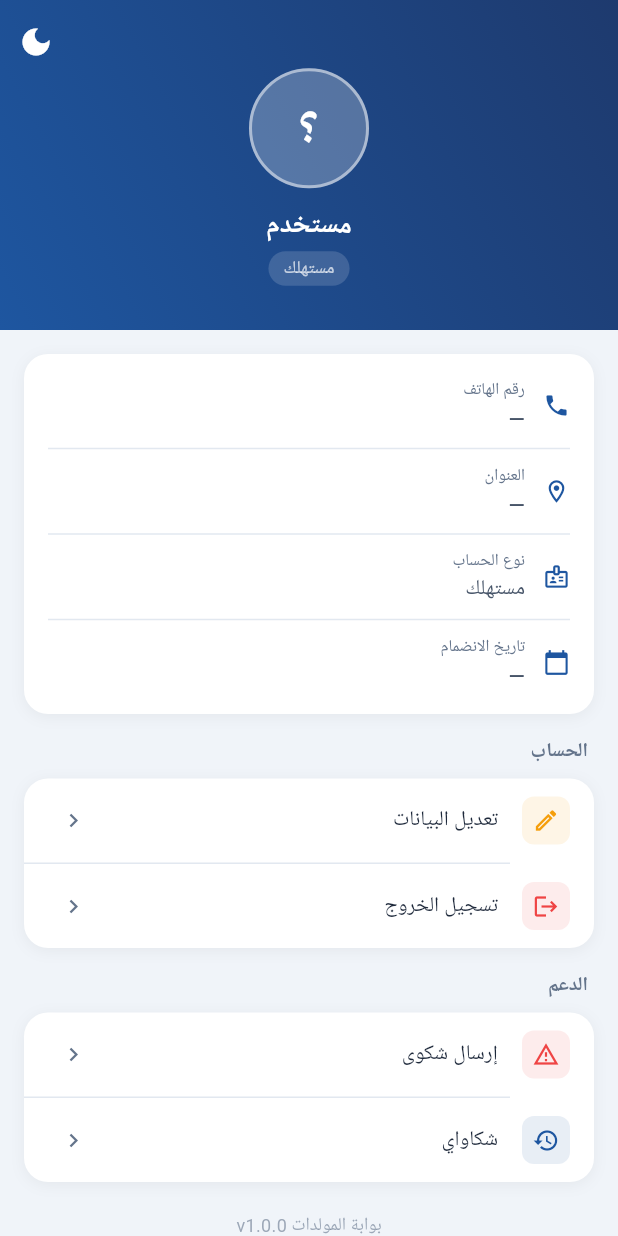
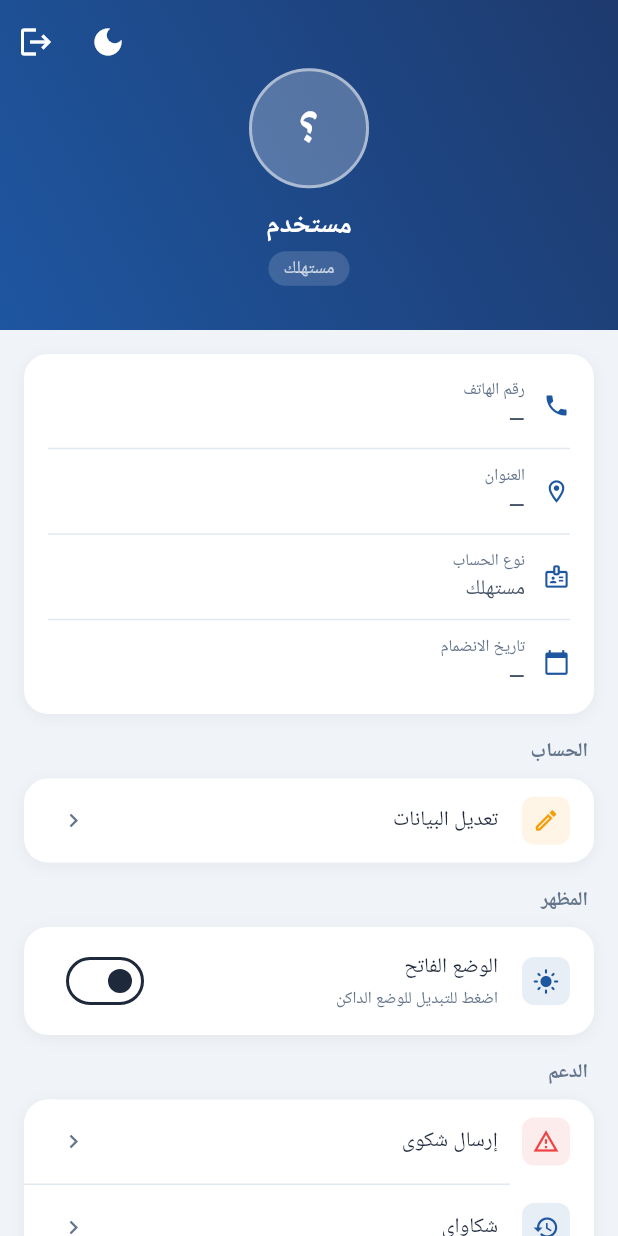
Before and after one commit to Mohmmed-AlShweikh/Power-House, a Flutter app: the ProfileTab screen opened directly, on a phone screen of 412 x 824 dp. Run offline on Flutter 3.47's test engine with Material 3 defaults, Android fonts, the phone set to English and light mode, and no system bars; drawn by our look-alikes of flutter_animate; our stand-ins replace cloud_firestore, firebase_auth, firebase_core, flutter_local_notifications, flutter_riverpod, go_router and 2 more; accounts and stored records are empty; network calls fail.

Commit message:
Rearrange consumer profile page and add app bar logout button
Restructure the consumer profile tab. Adds a logout button to the app bar actions, separates settings into account, appearance, and support groups, and adds a prominent full-width logout button at the bottom of the profile page.

Replit-Commit-Author: Agent
Replit-Commit-Session-Id: 498cffa2-49a8-4187-8450-d988abbcc658
Replit-Commit-Checkpoint-Type: full_checkpoint
Replit-Commit-Event-Id: 3cd1b1a1-248e-4148-b17b-6fb3153d507d
Replit-Commit-Screenshot-Url: https://storage.googleapis.com/screenshot-production-us-central1/5cbf10df-bde2-44c3-97e3-0ee9fbaf39f9/498cffa2-49a8-4187-8450-d988abbcc658/aplAoUa
Replit-Helium-Checkpoint-Created: true

```diff
--- a/lib/views/screens/consumer/profile_tab.dart
+++ b/lib/views/screens/consumer/profile_tab.dart
@@ -35,9 +35,18 @@ class ProfileTab extends ConsumerWidget {
             automaticallyImplyLeading: false,
             actions: [
               IconButton(
+                tooltip: isDark ? 'وضع النهار' : 'وضع الليل',
                 icon: Icon(isDark ? Icons.light_mode : Icons.dark_mode,
                     color: Colors.white),
                 onPressed: () => ref.read(themeProvider.notifier).toggle(),
+              ),
+              IconButton(
+                tooltip: 'تسجيل الخروج',
+                icon: const Icon(Icons.logout, color: Colors.white),
+                onPressed: () async {
+                  await ref.read(authProvider.notifier).signOut();
+                  if (context.mounted) context.go('/login');
+                },
               ),
             ],
             flexibleSpace: FlexibleSpaceBar(
@@ -91,7 +100,9 @@ class ProfileTab extends ConsumerWidget {
                           borderRadius: BorderRadius.circular(20),
                         ),
                         child: Text(
-                          profile?.role == UserRole.admin ? 'صاحب مولد' : 'مستهلك',
+                          profile?.role == UserRole.admin
+                              ? 'صاحب مولد'
+                              : 'مستهلك',
                           style: const TextStyle(
                               color: Colors.white70, fontSize: 12),
                         ),
@@ -108,18 +119,21 @@ class ProfileTab extends ConsumerWidget {
               delegate: SliverChildListDelegate([
                 _InfoCard(),
                 const SizedBox(height: 16),
+
+                // ── الحساب ──────────────────────────────────────────────────
                 _SettingsGroup(title: 'الحساب', items: [
                   _SettingsItem(Icons.edit_outlined, 'تعديل البيانات',
                       AppColors.warning, () {
                     _showEditSheet(context, ref);
                   }),
-                  _SettingsItem(Icons.logout, 'تسجيل الخروج', AppColors.error,
-                      () async {
-                    await ref.read(authProvider.notifier).signOut();
-                    if (context.mounted) context.go('/login');
-                  }),
                 ]),
                 const SizedBox(height: 16),
+
+                // ── المظهر ───────────────────────────────────────────────────
+                _ThemeToggleCard(isDark: isDark, ref: ref),
+                const SizedBox(height: 16),
+
+                // ── الدعم ────────────────────────────────────────────────────
                 _SettingsGroup(title: 'الدعم', items: [
                   _SettingsItem(
                       Icons.report_problem_outlined,
@@ -132,14 +146,19 @@ class ProfileTab extends ConsumerWidget {
                       AppColors.primary,
                       () => _showMyComplaintsSheet(context, ref)),
                 ]),
-                const SizedBox(height: 20),
+                const SizedBox(height: 24),
+
+                // ── تسجيل الخروج ─────────────────────────────────────────────
+                _LogoutButton(ref: ref, context: context),
+                const SizedBox(height: 24),
+
                 Center(
                   child: Text('بوابة المولدات v1.0.0',
                       style: TextStyle(
                           fontSize: 12,
                           color: AppColors.lightMuted.withOpacity(0.6))),
                 ),
-                const SizedBox(height: 20),
+                const SizedBox(height: 24),
               ]),
             ),
           ),
@@ -853,6 +872,105 @@ class _SettingsItem {
   const _SettingsItem(this.icon, this.label, this.color, this.onTap);
 }
 
+// ── Theme Toggle Card ─────────────────────────────────────────────────────────
+
+class _ThemeToggleCard extends StatelessWidget {
+  final bool isDark;
+  final WidgetRef ref;
+  const _ThemeToggleCard({required this.isDark, required this.ref});
+
+  @override
+  Widget build(BuildContext context) {
+    return Column(
+      crossAxisAlignment: CrossAxisAlignment.start,
+      children: [
+        const Padding(
+          padding: EdgeInsets.only(bottom: 8, right: 4),
+          child: Text('المظهر',
+              style: TextStyle(
+                  fontSize: 13,
+                  fontWeight: FontWeight.w600,
+                  color: AppColors.lightMuted)),
+        ),
+        Container(
+          decoration: BoxDecoration(
+            color: Theme.of(context).cardTheme.color,
+            borderRadius: BorderRadius.circular(16),
+            boxShadow: [
+              BoxShadow(
+                  color: Colors.black.withOpacity(0.05),
+                  blurRadius: 8,
+                  offset: const Offset(0, 2))
+            ],
+          ),
+          child: ListTile(
+            leading: Container(
+              padding: const EdgeInsets.all(7),
+              decoration: BoxDecoration(
+                color: AppColors.primary.withOpacity(0.1),
+                borderRadius: BorderRadius.circular(8),
+              ),
+              child: Icon(
+                isDark ? Icons.dark_mode : Icons.light_mode,
+                size: 18,
+                color: AppColors.primary,
+              ),
+            ),
+            title: Text(
+              isDark ? 'الوضع الداكن' : 'الوضع الفاتح',
+              style: const TextStyle(
+                  fontSize: 14, fontWeight: FontWeight.w500),
+            ),
+            subtitle: Text(
+              isDark ? 'اضغط للتبديل للوضع الفاتح' : 'اضغط للتبديل للوضع الداكن',
+              style: const TextStyle(fontSize: 11, color: AppColors.lightMuted),
+            ),
+            trailing: Switch(
+              value: isDark,
+              onChanged: (_) => ref.read(themeProvider.notifier).toggle(),
+              activeColor: AppColors.primary,
+            ),
+            onTap: () => ref.read(themeProvider.notifier).toggle(),
+          ),
+        ),
+      ],
+    ).animate().fadeIn();
+  }
+}
+
+// ── Logout Button ─────────────────────────────────────────────────────────────
+
+class _LogoutButton extends StatelessWidget {
+  final WidgetRef ref;
+  final BuildContext context;
+  const _LogoutButton({required this.ref, required this.context});
+
+  @override
+  Widget build(BuildContext buildContext) {
+    return SizedBox(
+      width: double.infinity,
+      child: OutlinedButton.icon(
+        onPressed: () async {
+          await ref.read(authProvider.notifier).signOut();
+          if (context.mounted) context.go('/login');
+        },
+        icon: const Icon(Icons.logout, size: 18, color: AppColors.error),
+        label: const Text('تسجيل الخروج',
+            style: TextStyle(
+                color: AppColors.error,
+                fontWeight: FontWeight.w600,
+                fontSize: 15)),
+        style: OutlinedButton.styleFrom(
+          padding: const EdgeInsets.symmetric(vertical: 14),
+          side: const BorderSide(color: AppColors.error, width: 1.5),
+          shape:
+              RoundedRectangleBorder(borderRadius: BorderRadius.circular(14)),
+        ),
+      ),
+    ).animate().fadeIn();
+  }
+}
+
 // ── Complaint Submission Sheet ────────────────────────────────────────────────
 
 class _ComplaintSheet extends ConsumerStatefulWidget {
```
